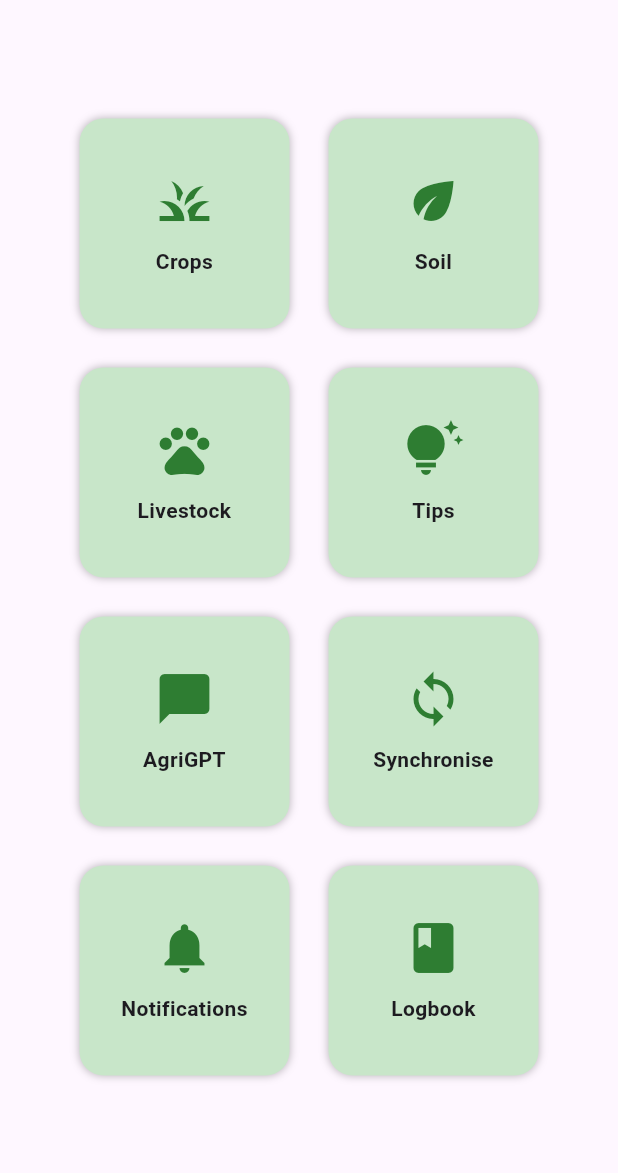
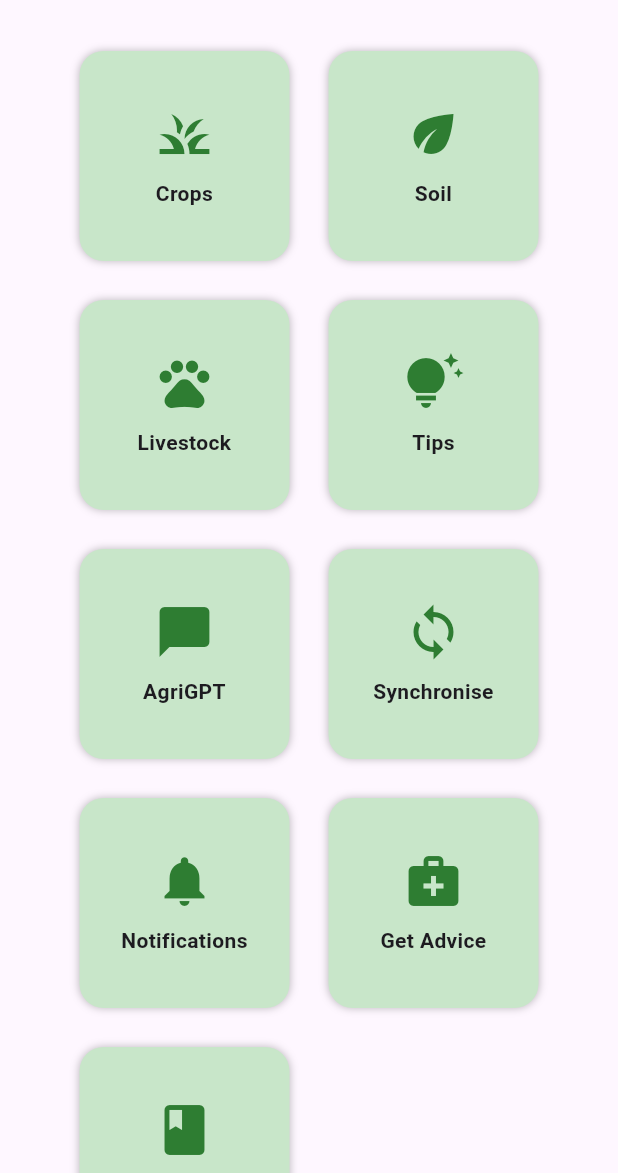
Before and after one commit to smwaingeni-ai/AgriX-AfricaDeepTech2025, a Flutter app: the screen it shows after launch, on a phone screen of 412 x 824 dp, the part 63-1236 px from its top. Run offline on Flutter 3.47's test engine with Material 3 defaults, Android fonts, the phone set to English and light mode, and no system bars; our stand-ins replace image_picker, share_plus; missing offline and left inert: tflite.

Commit message:
Update home_screen.dart

```diff
--- a/mobile-app/lib/screens/home_screen.dart
+++ b/mobile-app/lib/screens/home_screen.dart
@@ -83,6 +83,11 @@ class HomeScreen extends StatelessWidget {
                 onTap: () => Navigator.pushNamed(context, '/notifications'),
               ),
               _buildTile(
+                icon: Icons.medical_services,
+                label: 'Get Advice',
+                onTap: () => Navigator.pushNamed(context, '/advice'),
+              ),
+              _buildTile(
                 icon: Icons.book,
                 label: 'Logbook',
                 onTap: () => Navigator.pushNamed(context, '/logbook'),
```
